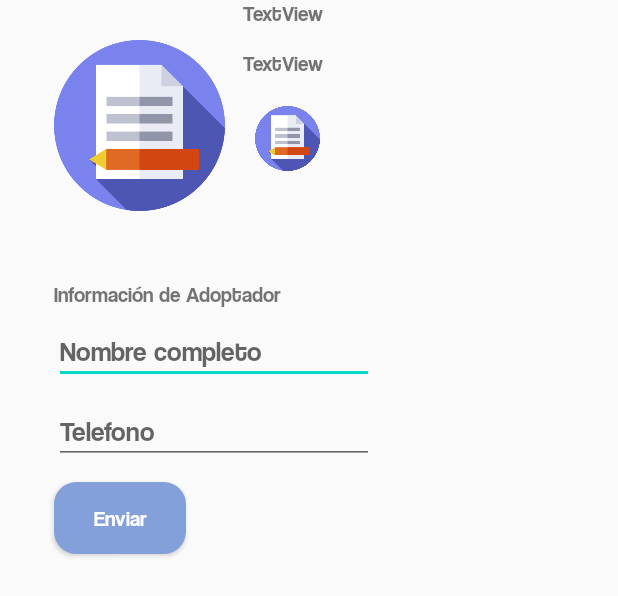
After one commit to DS-Android-Java/Lab05, an Android app: the layout activity_form_adopcion.xml on its own in the app's theme, with its tools: preview values and no code run, on a phone screen of 412 x 824 dp. The commit adds this screen. Shown: the top 596 px of the screen. Run offline under Robolectric (Android 15) with nearby library versions, the phone set to English and light mode, and no system bars.

Commit message:
Activity Solicitud adopcion

```diff
--- a/app/src/main/AndroidManifest.xml
+++ b/app/src/main/AndroidManifest.xml
@@ -9,7 +9,9 @@
         android:roundIcon="@mipmap/ic_launcher_round"
         android:supportsRtl="true"
         android:theme="@style/AppTheme">
-        <activity android:name=".FormularioAddAnimal"></activity>
+        <activity android:name=".FormAdopcion"
+            android:theme="@style/AppTheme.TemaPopup"></activity>
+        <activity android:name=".FormularioAddAnimal" />
         <activity android:name=".MainActivity">
             <intent-filter>
                 <action android:name="android.intent.action.MAIN" />
--- a/app/src/main/java/com/example/listview/FormularioAddAnimal.java
+++ b/app/src/main/java/com/example/listview/FormularioAddAnimal.java
@@ -91,6 +91,7 @@ public class FormularioAddAnimal extends AppCompatActivity {
             miMascota.setGenero(spGenero.getSelectedItem().toString());
             miMascota.setTipoMascota(spTipoMascota.getSelectedItem().toString());
             miMascota.setPropietario(miPropietario);
+            miMascota.setNuevoPropietario(miPropietario = new Propietario());
             md.getListMascotas().add(miMascota);
 
             Intent i = new Intent(this, MainActivity.class);
--- a/app/src/main/java/com/example/listview/logicaDeNagocio/Propietario.java
+++ b/app/src/main/java/com/example/listview/logicaDeNagocio/Propietario.java
@@ -1,6 +1,8 @@
 package com.example.listview.logicaDeNagocio;
 
-public class Propietario {
+import java.io.Serializable;
+
+public class Propietario implements Serializable {
 
     private String nombrePropietario;
     private String numero;
--- /dev/null
+++ b/app/src/main/res/layout/activity_form_adopcion.xml
@@ -0,0 +1,103 @@
+<?xml version="1.0" encoding="utf-8"?>
+<androidx.constraintlayout.widget.ConstraintLayout xmlns:android="http://schemas.android.com/apk/res/android"
+    xmlns:app="http://schemas.android.com/apk/res-auto"
+    xmlns:tools="http://schemas.android.com/tools"
+    android:layout_width="match_parent"
+    android:layout_height="match_parent"
+    tools:context=".FormAdopcion">
+
+
+    <ImageView
+        android:id="@+id/ivTipoAnimal"
+        android:layout_width="114dp"
+        android:layout_height="135dp"
+        android:layout_marginStart="36dp"
+        android:layout_marginLeft="36dp"
+        android:layout_marginTop="16dp"
+        app:layout_constraintStart_toStartOf="parent"
+        app:layout_constraintTop_toTopOf="parent"
+        app:srcCompat="@drawable/notas" />
+
+    <TextView
+        android:id="@+id/tvPetName"
+        android:layout_width="wrap_content"
+        android:layout_height="wrap_content"
+        android:layout_marginStart="12dp"
+        android:layout_marginLeft="12dp"
+        android:text="TextView"
+        app:layout_constraintStart_toEndOf="@+id/ivTipoAnimal"
+        tools:layout_editor_absoluteY="32dp" />
+
+    <ImageView
+        android:id="@+id/ivGender"
+        android:layout_width="59dp"
+        android:layout_height="43dp"
+        android:layout_marginStart="12dp"
+        android:layout_marginLeft="12dp"
+        android:layout_marginTop="20dp"
+        app:layout_constraintStart_toEndOf="@+id/ivTipoAnimal"
+        app:layout_constraintTop_toBottomOf="@+id/tvInfoPropietario"
+        app:srcCompat="@drawable/notas" />
+
+    <TextView
+        android:id="@+id/textView"
+        android:layout_width="wrap_content"
+        android:layout_height="wrap_content"
+        android:layout_marginStart="36dp"
+        android:layout_marginLeft="36dp"
+        android:layout_marginTop="36dp"
+        android:text="Información de Adoptador"
+        app:layout_constraintStart_toStartOf="parent"
+        app:layout_constraintTop_toBottomOf="@+id/ivTipoAnimal" />
+
+    <EditText
+        android:id="@+id/etNombreAdopt"
+        android:layout_width="wrap_content"
+        android:layout_height="wrap_content"
+        android:layout_marginStart="36dp"
+        android:layout_marginLeft="36dp"
+        android:layout_marginTop="8dp"
+        android:ems="10"
+        android:inputType="textPersonName"
+        android:hint="Nombre completo"
+        app:layout_constraintStart_toStartOf="parent"
+        app:layout_constraintTop_toBottomOf="@+id/textView" />
+
+    <EditText
+        android:id="@+id/etTelefonoAdopt"
+        android:layout_width="wrap_content"
+        android:layout_height="wrap_content"
+        android:layout_marginStart="36dp"
+        android:layout_marginLeft="36dp"
+        android:layout_marginTop="10dp"
+        android:ems="10"
+        android:inputType="textPersonName"
+        android:hint="Telefono"
+        app:layout_constraintStart_toStartOf="parent"
+        app:layout_constraintTop_toBottomOf="@+id/etNombreAdopt" />
+
+    <Button
+        android:id="@+id/btnEnviarSolicitud"
+        android:layout_width="wrap_content"
+        android:layout_height="wrap_content"
+        android:layout_marginStart="36dp"
+        android:layout_marginLeft="36dp"
+        android:layout_marginTop="12dp"
+        android:background="@drawable/btn_add"
+        android:textColor="#fff"
+        android:textAllCaps="false"
+        android:text="Enviar"
+        app:layout_constraintStart_toStartOf="parent"
+        app:layout_constraintTop_toBottomOf="@+id/etTelefonoAdopt" />
+
+    <TextView
+        android:id="@+id/tvInfoPropietario"
+        android:layout_width="wrap_content"
+        android:layout_height="wrap_content"
+        android:layout_marginStart="12dp"
+        android:layout_marginLeft="12dp"
+        android:layout_marginTop="16dp"
+        android:text="TextView"
+        app:layout_constraintStart_toEndOf="@+id/ivTipoAnimal"
+        app:layout_constraintTop_toBottomOf="@+id/tvPetName" />
+</androidx.constraintlayout.widget.ConstraintLayout>
--- a/app/src/main/res/layout/activity_main.xml
+++ b/app/src/main/res/layout/activity_main.xml
@@ -53,7 +53,7 @@
 
                     <!--include layout="@layout/activity_formulario_add_animal" /-->
                     <RelativeLayout
-                        android:layout_width="wrap_content"
+                        android:layout_width="match_parent"
                         android:layout_height="wrap_content">
                     <Button
                         android:id="@+id/btnAgregarMascota"
--- a/app/src/main/res/values/styles.xml
+++ b/app/src/main/res/values/styles.xml
@@ -9,4 +9,11 @@
         <item name="fontFamily">@font/coolveticarg</item>
     </style>
 
+    <style name="AppTheme.TemaPopup" parent="Theme.AppCompat.Light.NoActionBar">
+        <item name="android:windowIsFloating">true</item>
+        <item name="android:windowIsTranslucent">true</item>
+        <item name="android:windowCloseOnTouchOutside">true</item>
+        <item name="android:fontFamily">@font/coolveticarg</item>
+    </style>
+
 </resources>
```
Also changed, not shown: app/src/main/java/com/example/listview/FormAdopcion.java (added, +71 -0 lines), app/src/main/java/com/example/listview/MainActivity.java (+9 -15 lines), app/src/main/java/com/example/listview/accesoDatos/ModelData.java (+6 -5 lines), app/src/main/java/com/example/listview/logicaDeNagocio/Mascota.java (+14 -2 lines).
